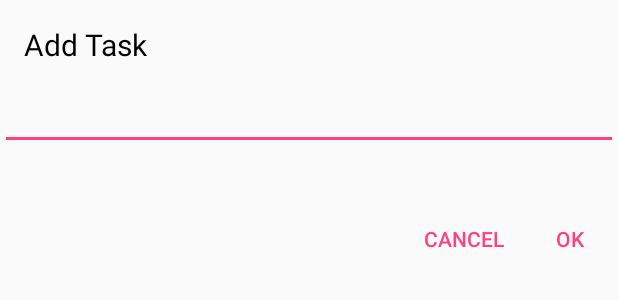
After one commit to revern/RevernHelper, an Android app: the layout dialog_edit_text.xml on its own in the app's theme, with its tools: preview values and no code run, on a phone screen of 412 x 824 dp. The commit adds this screen. Shown: the top 300 px of the screen. Run offline under Robolectric (Android 15) with nearby library versions, the phone set to English and light mode, and no system bars.

Commit message:
replace alertdialog with dialogfragment

```diff
--- a/app/src/main/java/com/helper/revern/tasks/TasksController.kt
+++ b/app/src/main/java/com/helper/revern/tasks/TasksController.kt
@@ -20,8 +20,8 @@ import com.helper.revern.tasks.rc_view.TasksAdapter
 import com.helper.revern.tasks.rc_view.TasksDragAndDropHelperCallback
 import com.helper.revern.utils.EditTexts
 import com.helper.revern.utils.Strings
-import com.helper.revern.utils.ui.EditTextDialog
 import com.helper.revern.utils.ui.UiInfo
+import com.helper.revern.utils.ui.dialogs.EditTextDialog
 import rx.functions.Func0
 import rx.functions.Func1
 
--- /dev/null
+++ b/app/src/main/res/drawable/ic_add_box_accent_36dp.xml
@@ -0,0 +1,4 @@
+<vector android:height="36dp" android:viewportHeight="24.0"
+    android:viewportWidth="24.0" android:width="36dp" xmlns:android="http://schemas.android.com/apk/res/android">
+    <path android:fillColor="#FFFF4081" android:pathData="M19,3L5,3c-1.11,0 -2,0.9 -2,2v14c0,1.1 0.89,2 2,2h14c1.1,0 2,-0.9 2,-2L21,5c0,-1.1 -0.9,-2 -2,-2zM17,13h-4v4h-2v-4L7,13v-2h4L11,7h2v4h4v2z"/>
+</vector>
--- /dev/null
+++ b/app/src/main/res/layout/dialog_edit_text.xml
@@ -0,0 +1,48 @@
+<?xml version="1.0" encoding="utf-8"?>
+<RelativeLayout xmlns:android="http://schemas.android.com/apk/res/android"
+    android:layout_width="match_parent"
+    android:layout_height="wrap_content"
+    >
+
+    <TextView
+        android:id="@+id/title"
+        style="?android:attr/alertDialogTheme"
+        android:layout_width="match_parent"
+        android:layout_height="wrap_content"
+        android:text="@string/title_add_task"
+        android:textSize="20sp"
+        android:textColor="@android:color/black"
+        android:padding="16dp"
+        />
+
+    <EditText
+        android:id="@+id/edit_text"
+        android:padding="8dp"
+        android:inputType="textCapSentences"
+        android:layout_width="match_parent"
+        android:layout_height="wrap_content"
+        android:layout_below="@+id/title"
+        android:layout_marginBottom="32dp"
+        />
+
+    <Button
+        android:id="@+id/positive_btn"
+        style="?android:attr/buttonBarButtonStyle"
+        android:layout_width="wrap_content"
+        android:layout_height="wrap_content"
+        android:layout_alignRight="@+id/edit_text"
+        android:layout_below="@+id/edit_text"
+        android:text="@android:string/ok"
+        />
+
+    <Button
+        android:id="@+id/negative_btn"
+        style="?android:attr/buttonBarButtonStyle"
+        android:layout_width="wrap_content"
+        android:layout_height="wrap_content"
+        android:layout_below="@+id/edit_text"
+        android:layout_toLeftOf="@+id/positive_btn"
+        android:text="@android:string/cancel"
+        />
+
+</RelativeLayout>
--- a/app/src/main/res/layout/item_task.xml
+++ b/app/src/main/res/layout/item_task.xml
@@ -4,6 +4,9 @@
     android:layout_width="match_parent"
     android:layout_height="wrap_content"
     android:gravity="center_vertical"
-    android:padding="8dp"
+    android:paddingBottom="12dp"
+    android:paddingLeft="16dp"
+    android:paddingRight="16dp"
+    android:paddingTop="12dp"
     android:textSize="18sp"
     />
--- a/app/src/main/res/values/strings.xml
+++ b/app/src/main/res/values/strings.xml
@@ -6,6 +6,7 @@
     <string name="dialog_title_add_list">Add New List</string>
     <string name="error_list_already_exists">Sorry, but list with this name already exists.</string>
     <string name="error_too_much_lists">Sorry, but you can\'t create more than 15 lists.</string>
+    <string name="error_empty_text">Text can\'t be empty!</string>
 
     <string name="menu_delete">Delete</string>
     <string name="menu_settings">Settings</string>
```
Also changed, not shown: app/src/main/AndroidManifest.xml (+4 -4 lines), app/src/main/java/com/helper/revern/base/BaseDialogFragment.kt (+21 -6 lines), app/src/main/java/com/helper/revern/home/HomeController.kt (+13 -11 lines), app/src/main/java/com/helper/revern/tasks/dialogs/AddTaskDialog.kt (deleted, +0 -27 lines), app/src/main/java/com/helper/revern/utils/ui/EditTextDialog.kt (deleted, +0 -41 lines), app/src/main/java/com/helper/revern/utils/ui/dialogs/EditTextDialog.kt (added, +75 -0 lines), app/src/main/res/drawable/ic_add_box_accent_24dp.xml (deleted, +0 -9 lines), app/src/main/res/drawable/ic_add_circle_outline_black_24dp.xml (deleted, +0 -9 lines), app/src/main/res/layout/activity_main.xml (+3 -10 lines), app/src/main/res/layout/dialog_add_task.xml (deleted, +0 -11 lines), app/src/main/res/layout/screen_home.xml (+0 -19 lines).
